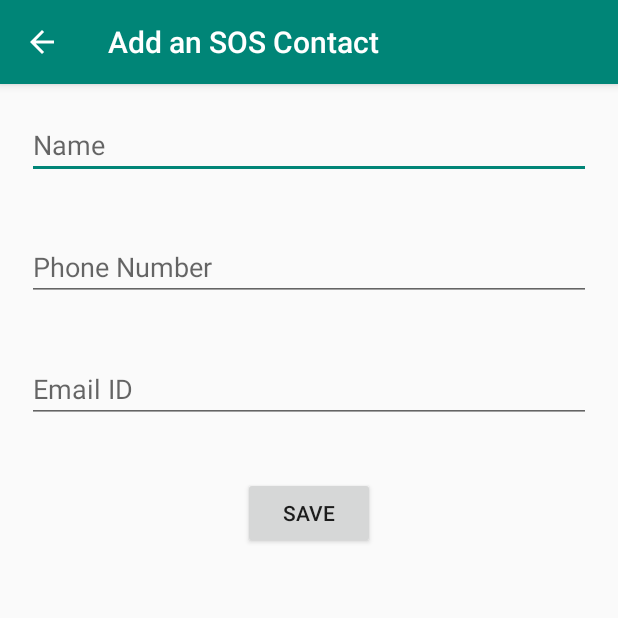
After one commit to RushiBhatt007/SmartWatch, an Android app: the SOSInfoActivity screen opened directly, with no data from a screen before it, on a phone screen of 412 x 824 dp, the top half of it. The commit adds this screen. Run offline under Robolectric (Android 15) with nearby library versions, the phone set to English and light mode, and no system bars.

Commit message:
contact repilcated
SOS trigger and background sync pending

```diff
--- a/app/src/main/java/com/example/rushi/smartwatch/AlarmInfoActivity.java
+++ b/app/src/main/java/com/example/rushi/smartwatch/AlarmInfoActivity.java
@@ -14,7 +14,7 @@ public class AlarmInfoActivity extends AppCompatActivity {
 
     private TimePicker alarmTimePicker;
     private EditText messageEditText;
-    private Button saveButton;
+    private Button alarmSaveButton;
 
     private String remainingTime;
     Alarm newAlarm;
@@ -28,9 +28,9 @@ public class AlarmInfoActivity extends AppCompatActivity {
 
         alarmTimePicker = (TimePicker) findViewById(R.id.alarmTimePicker);
         messageEditText = (EditText) findViewById(R.id.messageEditText);
-        saveButton = (Button) findViewById(R.id.saveButton);
+        alarmSaveButton = (Button) findViewById(R.id.alarmSaveButton);
 
-        saveButton.setOnClickListener(new View.OnClickListener() {
+        alarmSaveButton.setOnClickListener(new View.OnClickListener() {
             @Override
             public void onClick(View view) {
                 int hr = alarmTimePicker.getHour();
--- a/app/src/main/java/com/example/rushi/smartwatch/MainActivity.java
+++ b/app/src/main/java/com/example/rushi/smartwatch/MainActivity.java
@@ -39,7 +39,7 @@ public class MainActivity extends AppCompatActivity {
             ConnectImage.setImageAlpha(32);
             SVButton.setEnabled(false);
             //AlarmButton.setEnabled(false);
-            SOSButton.setEnabled(false);
+            //SOSButton.setEnabled(false);
             FMWButton.setEnabled(false);
         }
 
--- /dev/null
+++ b/app/src/main/java/com/example/rushi/smartwatch/SOSInfoActivity.java
@@ -0,0 +1,77 @@
+package com.example.rushi.smartwatch;
+
+import android.content.Intent;
+import android.os.Bundle;
+import android.util.Patterns;
+import android.view.View;
+import android.widget.Button;
+import android.widget.EditText;
+import android.widget.Toast;
+
+import androidx.appcompat.app.AppCompatActivity;
+
+public class SOSInfoActivity extends AppCompatActivity {
+
+    private EditText contactNameEditText, contactPhoneEditText, contactEmailEditText;
+    private Button contactSaveButton;
+
+    Contact newContact;
+
+    @Override
+    protected void onCreate(Bundle savedInstanceState) {
+        super.onCreate(savedInstanceState);
+        Intent intent = new Intent();
+        setContentView(R.layout.activity_sos_info);
+
+        contactNameEditText = (EditText) findViewById(R.id.contactNameEditText);
+        contactPhoneEditText = (EditText) findViewById(R.id.contactPhoneEditText);
+        contactEmailEditText = (EditText) findViewById(R.id.contactEmailEditText);
+        contactSaveButton = (Button) findViewById(R.id.contactSaveButton);
+
+        contactSaveButton.setOnClickListener(new View.OnClickListener(){
+            @Override
+            public void onClick(View view)
+            {
+                String name = contactNameEditText.getText().toString();
+                String phone = contactPhoneEditText.getText().toString();
+                String email = contactEmailEditText.getText().toString();
+                if(!isValidEmail(email))
+                {
+                    msg("Enter a valid Email ID");
+                }
+                else if(!isValidPhone(phone))
+                {
+                    msg("Enter a valid Phone Number");
+                }
+                else if(name.equals("") || phone.equals("") || email.equals(""))
+                {
+                    msg("Please fill all the fields");
+                }
+                else
+                {
+                    newContact = new Contact(name, phone, email);
+                    Long longTime = System.currentTimeMillis()/1000;
+                    String timestamp = longTime.toString();
+                    FirebaseFetchService.addContact(newContact, timestamp);
+                    Intent nextActivity = new Intent(SOSInfoActivity.this, SOSActivity.class);
+                    startActivity(nextActivity);
+                }
+            }
+        });
+    }
+
+    private boolean isValidEmail(String s)
+    {
+        return Patterns.EMAIL_ADDRESS.matcher(s).matches();
+    }
+
+    private boolean isValidPhone(String s)
+    {
+        return Patterns.PHONE.matcher(s).matches();
+    }
+
+    private void msg(String s)
+    {
+        Toast.makeText(getApplicationContext(), s, Toast.LENGTH_SHORT).show();
+    }
+}
--- a/app/src/main/res/layout/activity_alarm_info.xml
+++ b/app/src/main/res/layout/activity_alarm_info.xml
@@ -23,7 +23,7 @@
     </EditText>
 
     <Button
-        android:id="@+id/saveButton"
+        android:id="@+id/alarmSaveButton"
         android:text="SAVE"
         android:layout_gravity="center"
         android:layout_width="wrap_content"
--- /dev/null
+++ b/app/src/main/res/layout/activity_sos_info.xml
@@ -0,0 +1,44 @@
+<?xml version="1.0" encoding="utf-8"?>
+<LinearLayout
+    xmlns:android="http://schemas.android.com/apk/res/android"
+    android:layout_width="match_parent"
+    android:layout_height="match_parent"
+    android:orientation="vertical">
+
+    <EditText
+        android:id="@+id/contactNameEditText"
+        android:hint="Name"
+        android:layout_gravity="center"
+        android:layout_width="match_parent"
+        android:layout_height="wrap_content"
+        android:layout_margin="18dp">
+    </EditText>
+
+    <EditText
+        android:id="@+id/contactPhoneEditText"
+        android:hint="Phone Number"
+        android:layout_gravity="center"
+        android:layout_width="match_parent"
+        android:layout_height="wrap_content"
+        android:layout_margin="18dp">
+    </EditText>
+
+    <EditText
+        android:id="@+id/contactEmailEditText"
+        android:hint="Email ID"
+        android:layout_gravity="center"
+        android:layout_width="match_parent"
+        android:layout_height="wrap_content"
+        android:layout_margin="18dp">
+    </EditText>
+
+    <Button
+        android:id="@+id/contactSaveButton"
+        android:text="SAVE"
+        android:layout_gravity="center"
+        android:layout_width="wrap_content"
+        android:layout_height="wrap_content"
+        android:layout_margin="18dp">
+    </Button>
+
+</LinearLayout>
```
Also changed, not shown: app/src/main/AndroidManifest.xml (+27 -17 lines), app/src/main/java/com/example/rushi/smartwatch/AlarmActivity.java (+7 -7 lines), app/src/main/java/com/example/rushi/smartwatch/Contact.java (+9 -9 lines), app/src/main/java/com/example/rushi/smartwatch/ContactCustomAdapter.java (added, +49 -0 lines), app/src/main/java/com/example/rushi/smartwatch/FirebaseFetchService.java (+61 -0 lines), app/src/main/java/com/example/rushi/smartwatch/SOSActivity.java (+63 -0 lines), app/src/main/res/layout/activity_sos.xml (+37 -3 lines), app/src/main/res/layout/list_contact.xml (added, +43 -0 lines).
